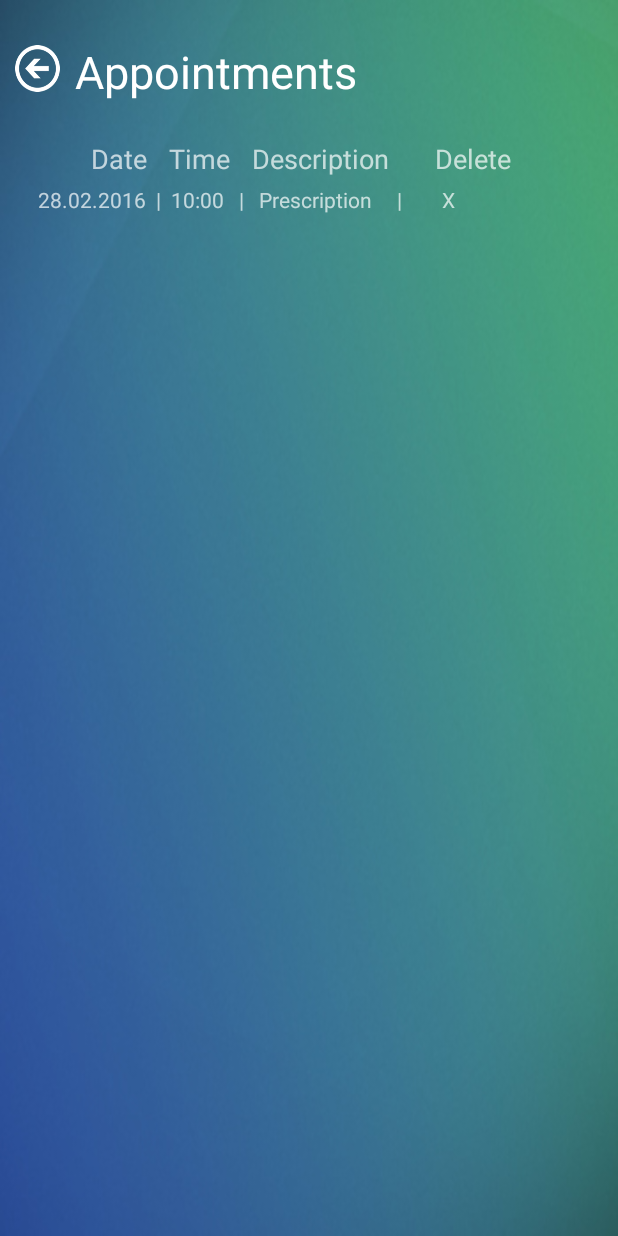
After one commit to jomingeorge94/Hospitality, an Android app: the Appointments screen opened directly, with no data from a screen before it, on a phone screen of 412 x 824 dp. The commit adds this screen. Run offline under Robolectric (Android 15) with nearby library versions, the phone set to English and light mode, and no system bars; 1 statement that could not run was skipped.

Commit message:
reminder functionality

```diff
--- /dev/null
+++ b/app/src/main/java/com/example/jomin/hospitality/Appointments.java
@@ -0,0 +1,126 @@
+package com.example.jomin.hospitality;
+
+import android.content.Intent;
+import android.content.SharedPreferences;
+import android.os.Bundle;
+import android.support.v7.app.ActionBarActivity;
+import android.util.Log;
+import android.view.Menu;
+import android.view.MenuItem;
+import android.view.View;
+import android.widget.LinearLayout;
+import android.widget.TableLayout;
+import android.widget.TableRow;
+import android.widget.TextView;
+
+
+public class Appointments extends ActionBarActivity {
+
+    LinearLayout goBack;
+
+    @Override
+    protected void onCreate(Bundle savedInstanceState) {
+        super.onCreate(savedInstanceState);
+        setContentView(R.layout.appointments);
+
+        final SharedPreferences sp = getSharedPreferences("GLOB", MODE_PRIVATE);
+
+        ServerRequests serverRequest = new ServerRequests(Appointments.this);
+        serverRequest.getReminders(new GetUserCallback() {
+            @Override
+            public void done(final User returnedUser) {
+
+
+            }
+
+            @Override
+            public void done(ReminderObject returnedObj) {
+                Log.i("returned user", returnedObj.toString());
+            }
+
+            @Override
+            public void done() {
+            }
+        }, sp.getString("EMAIL", "not_found"));
+
+        /* Find Tablelayout defined in main.xml */
+        TableLayout tl = (TableLayout) findViewById(R.id.tablebody);
+        /* Create a new row to be added. */
+        TableRow tr = new TableRow(this);
+        TableRow.LayoutParams params = new TableRow.LayoutParams(TableRow.LayoutParams.WRAP_CONTENT, TableRow.LayoutParams.WRAP_CONTENT);
+
+        tr.setLayoutParams(params);
+
+
+        TextView t1 = new TextView(this);
+        TextView t2 = new TextView(this);
+        TextView t3 = new TextView(this);
+        TextView b = new TextView(this);
+        t1.setText("28.02.2016  |");
+        t2.setText("  10:00   |");
+        t3.setText("   Prescription     |     ");
+        b.setText("   X   ");
+
+        t1.setLayoutParams(new TableRow.LayoutParams(TableRow.LayoutParams.WRAP_CONTENT, TableRow.LayoutParams.WRAP_CONTENT));
+        t2.setLayoutParams(new TableRow.LayoutParams(TableRow.LayoutParams.WRAP_CONTENT, TableRow.LayoutParams.WRAP_CONTENT));
+        t3.setLayoutParams(new TableRow.LayoutParams(TableRow.LayoutParams.WRAP_CONTENT, TableRow.LayoutParams.WRAP_CONTENT));
+        b.setLayoutParams(new TableRow.LayoutParams(TableRow.LayoutParams.WRAP_CONTENT, TableRow.LayoutParams.WRAP_CONTENT));
+
+        tr.addView(t1);
+        tr.addView(t2);
+        tr.addView(t3);
+        tr.addView(b);
+
+
+
+
+
+        tr.setLayoutParams(params);
+
+        tl.addView(tr, new TableLayout.LayoutParams(TableLayout.LayoutParams.MATCH_PARENT, TableLayout.LayoutParams.WRAP_CONTENT));
+
+
+
+
+        goBack = (LinearLayout)findViewById(R.id.back_button);
+
+        goBack.setOnClickListener(new View.OnClickListener() {
+            @Override
+            public void onClick(View v) {
+                Intent intentMain = new Intent(Appointments.this ,MainActivity.class);
+                Appointments.this.startActivity(intentMain);
+            }
+        });
+
+
+    }
+
+    @Override
+    public boolean onCreateOptionsMenu(Menu menu) {
+        // Inflate the menu; this adds items to the action bar if it is present.
+        getMenuInflater().inflate(R.menu.menu_main, menu);
+        return true;
+    }
+
+    @Override
+    public boolean onOptionsItemSelected(MenuItem item) {
+        // Handle action bar item clicks here. The action bar will
+        // automatically handle clicks on the Home/Up button, so long
+        // as you specify a parent activity in AndroidManifest.xml.
+        int id = item.getItemId();
+
+        //noinspection SimplifiableIfStatement
+        if (id == R.id.action_settings) {
+            return true;
+        }
+
+        return super.onOptionsItemSelected(item);
+    }
+
+    @Override
+    public void onBackPressed() {
+        return;
+    }
+
+
+}
--- a/app/src/main/java/com/example/jomin/hospitality/GetUserCallback.java
+++ b/app/src/main/java/com/example/jomin/hospitality/GetUserCallback.java
@@ -7,5 +7,7 @@ interface GetUserCallback {
      */
 
     public abstract void done(User returnedUser);
+    public abstract void done();
+    public abstract void done(ReminderObject returnedUser);
 
 }
--- a/app/src/main/java/com/example/jomin/hospitality/ServerRequests.java
+++ b/app/src/main/java/com/example/jomin/hospitality/ServerRequests.java
@@ -26,7 +26,7 @@ import java.util.ArrayList;
 public class ServerRequests  extends ActionBarActivity {
     ProgressDialog progressDialog;
     public static final int CONNECTION_TIMEOUT = 1000 * 15;
-    public static final String SERVER_ADDRESS = "http://dcef004e.ngrok.io/hospitality/PHP/";
+    public static final String SERVER_ADDRESS = "http://ee331c30.ngrok.io/hospitality/PHP/";
 
     public ServerRequests(Context context) {
 
@@ -59,6 +59,75 @@ public class ServerRequests  extends ActionBarActivity {
     public void postReminderDataInBackground(ReminderObject r, GetUserCallback userCallBack, String email) {
         progressDialog.show();
         new postReminderDataAsyncTask(r, userCallBack, email).execute();
+    }
+
+    public void getReminders(GetUserCallback userCallBack, String email){
+        progressDialog.show();
+        new getRemindersDataAsyncTask(userCallBack, email).execute();
+    }
+
+    public class getRemindersDataAsyncTask extends AsyncTask<Void, Void, ReminderObject> {
+        ReminderObject obj;
+        GetUserCallback userCallBack;
+        String email;
+
+        public getRemindersDataAsyncTask( GetUserCallback userCallBack, String email) {
+            this.userCallBack = userCallBack;
+            this.email = email;
+            this.obj = obj;
+        }
+
+        @Override
+        protected ReminderObject doInBackground(Void... params) {
+
+
+            HttpParams httpRequestParams = getHttpRequestParams();
+
+            HttpClient client = new DefaultHttpClient(httpRequestParams);
+            HttpGet get = new HttpGet(SERVER_ADDRESS + "appointments.php?email=" + email);
+
+
+
+
+            try {
+                get.setParams(httpRequestParams);
+
+                HttpResponse httpResponse = client.execute(get);
+
+                HttpEntity entity = httpResponse.getEntity();
+                String result = EntityUtils.toString(entity);
+                JSONObject jObject = new JSONObject(result);
+
+                if (jObject.length() != 0){
+                    String type = jObject.getString("type");
+                    String date = jObject.getString("date");
+                    String time = jObject.getString("time");
+
+                    obj = new ReminderObject(type,date,time );
+                }
+            } catch (Exception e) {
+                e.printStackTrace();
+            }
+
+            return obj;
+        }
+
+        private HttpParams getHttpRequestParams() {
+            HttpParams httpRequestParams = new BasicHttpParams();
+            HttpConnectionParams.setConnectionTimeout(httpRequestParams,
+                    CONNECTION_TIMEOUT);
+            HttpConnectionParams.setSoTimeout(httpRequestParams,
+                    CONNECTION_TIMEOUT);
+            return httpRequestParams;
+        }
+
+        @Override
+        protected void onPostExecute(ReminderObject obj) {
+            super.onPostExecute(obj);
+            progressDialog.dismiss();
+            userCallBack.done(obj);
+        }
+
     }
 
     public class getUserProfileDataAsyncTask extends AsyncTask<Void, Void, User> {
@@ -178,7 +247,7 @@ public class ServerRequests  extends ActionBarActivity {
         protected void onPostExecute(Void result) {
             super.onPostExecute(result);
             progressDialog.dismiss();
-            userCallBack.done(null);
+            userCallBack.done();
         }
 
     }
@@ -286,7 +355,7 @@ public class ServerRequests  extends ActionBarActivity {
         @Override
         protected void onPostExecute(Void v) {
             progressDialog.dismiss();
-            userCallBack.done(null);
+            userCallBack.done();
         }
     }
 
@@ -341,7 +410,7 @@ public class ServerRequests  extends ActionBarActivity {
         @Override
         protected void onPostExecute(Void v) {
             progressDialog.dismiss();
-            userCallBack.done(null);
+            userCallBack.done();
         }
     }
 
--- /dev/null
+++ b/app/src/main/res/layout/appointments.xml
@@ -0,0 +1,106 @@
+<LinearLayout xmlns:android="http://schemas.android.com/apk/res/android"
+    xmlns:tools="http://schemas.android.com/tools"
+    android:layout_width="match_parent"
+    android:layout_height="match_parent"
+    android:orientation="vertical"
+    tools:context=".MainActivity"
+    android:baselineAligned="false"
+    android:weightSum="1"
+    android:background="@mipmap/background_colour">
+
+    <LinearLayout
+        android:orientation="horizontal"
+        android:layout_width="fill_parent"
+        android:layout_height="wrap_content"
+        android:layout_marginTop="20dp">
+
+        <LinearLayout
+            android:orientation="vertical"
+            android:layout_width="30dp"
+            android:layout_height="31dp"
+            android:weightSum="1"
+            android:id="@+id/back_button"
+            android:background="@drawable/navigation_back"
+            android:layout_marginTop="10dp"
+            android:layout_marginLeft="10dp">
+
+        </LinearLayout>
+
+        <TextView
+            android:layout_width="match_parent"
+            android:layout_height="wrap_content"
+            android:text="Appointments"
+            android:id="@+id/textView"
+            android:layout_gravity="center_horizontal"
+            android:textSize="30sp"
+            android:fontFamily="sans-serif-thin"
+            android:textColor="#ffffffff"
+            android:textStyle="bold"
+            android:layout_marginLeft="10dp"
+            android:paddingTop="7dp" />
+    </LinearLayout>
+
+    <ScrollView
+        android:layout_width="match_parent"
+        android:layout_height="match_parent"
+        android:id="@+id/scrollView">
+
+        <LinearLayout
+            android:orientation="vertical"
+            android:layout_width="wrap_content"
+            android:layout_height="wrap_content"
+            android:layout_marginTop="20dp">
+
+            <TableLayout
+            android:id="@+id/tablebody"
+            android:layout_width="390dp"
+            android:layout_height="wrap_content"
+                android:layout_marginLeft="25dp">
+
+            <TableRow
+                android:id="@+id/tableRow1"
+                android:layout_width="match_parent"
+                android:layout_height="wrap_content"
+               >
+
+                <TextView
+                    android:id="@+id/cell1"
+                    android:layout_width="wrap_content"
+                    android:layout_height="wrap_content"
+                    android:padding="5dp"
+                    android:text="Date"
+                    android:layout_marginLeft="30dp"
+                    android:textAppearance="?android:attr/textAppearanceMedium"></TextView>
+
+                <TextView
+                    android:id="@+id/cell2"
+                    android:layout_width="wrap_content"
+                    android:layout_height="wrap_content"
+                    android:padding="5dp"
+                    android:text="Time"
+                    android:textAppearance="?android:attr/textAppearanceMedium"></TextView>
+
+                <TextView
+                    android:id="@+id/cell3"
+                    android:layout_width="wrap_content"
+                    android:layout_height="wrap_content"
+                    android:padding="5dp"
+                    android:text="Description"
+                    android:textAppearance="?android:attr/textAppearanceMedium"></TextView>
+
+                <TextView
+                    android:id="@+id/cell4"
+                    android:layout_width="wrap_content"
+                    android:layout_height="wrap_content"
+                    android:padding="5dp"
+                    android:text="Delete"
+                    android:textAppearance="?android:attr/textAppearanceMedium"></TextView>
+
+            </TableRow>
+
+        </TableLayout>
+        </LinearLayout>
+
+    </ScrollView>
+
+</LinearLayout>
--- a/app/src/main/res/layout/main_activity.xml
+++ b/app/src/main/res/layout/main_activity.xml
@@ -76,7 +76,7 @@
                 <ImageView
                     android:layout_width="wrap_content"
                     android:layout_height="wrap_content"
-                    android:id="@+id/imageView5"
+                    android:id="@+id/appointment"
                     android:background="@drawable/appointments"
                     android:layout_marginLeft="10dp"
                     android:layout_marginRight="30dp"
```
Also changed, not shown: app/src/main/AndroidManifest.xml (+6 -1 lines), app/src/main/java/com/example/jomin/hospitality/Login.java (+11 -0 lines), app/src/main/java/com/example/jomin/hospitality/MainActivity.java (+10 -0 lines), app/src/main/java/com/example/jomin/hospitality/Profile.java (+20 -1 lines), app/src/main/java/com/example/jomin/hospitality/Register.java (+12 -1 lines), app/src/main/java/com/example/jomin/hospitality/Reminder.java (+11 -0 lines), app/src/main/java/com/example/jomin/hospitality/ReminderObject.java (+20 -1 lines).
